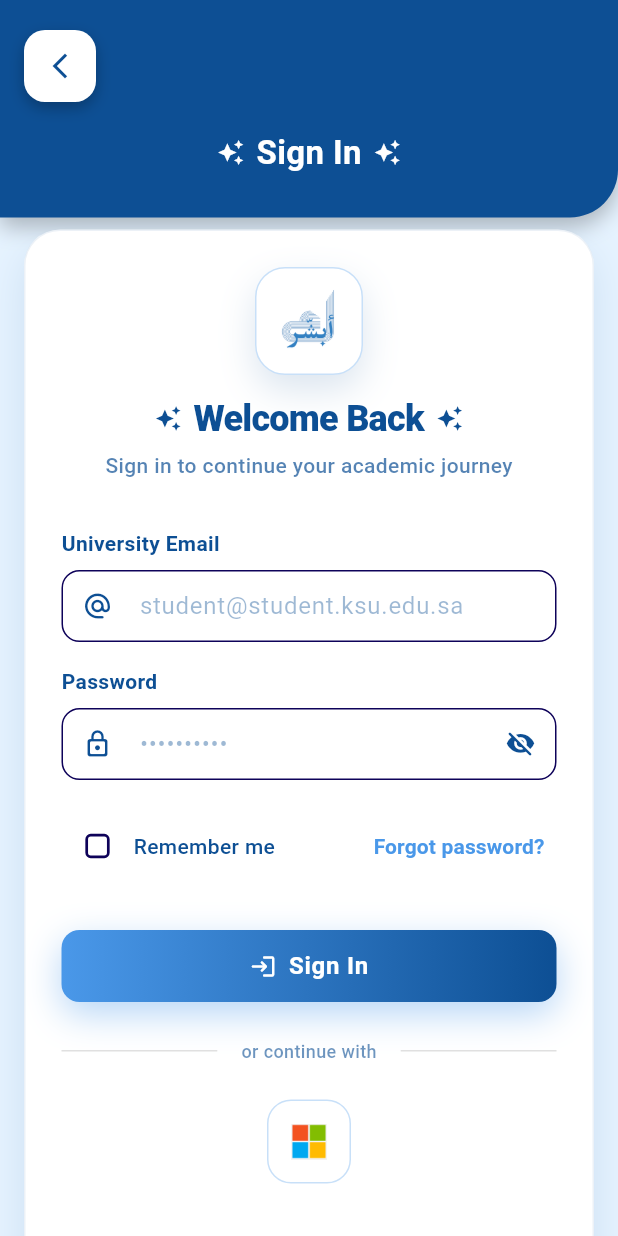
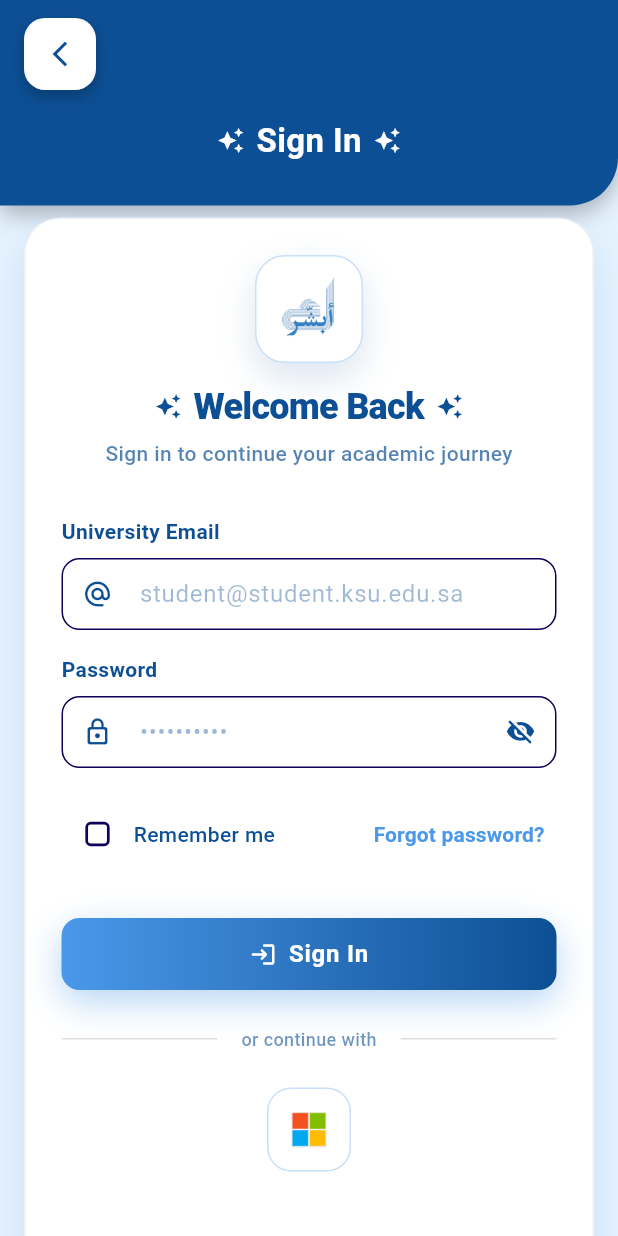
Before and after one commit to LayanMh/SWE444, a Flutter app: the screen it shows after launch, after a tap on "Sign In", on a phone screen of 412 x 824 dp. Run offline on Flutter 3.47's test engine with Material 3 defaults, Android fonts, the phone set to English and light mode, and no system bars; our stand-ins replace cloud_firestore, firebase_auth, firebase_core, firebase_storage, flutter_dotenv, flutter_local_notifications and 8 more; missing offline and left inert: flutter_appauth, syncfusion_flutter_pdf; accounts and stored records are empty; network calls fail.

Commit message:
modified:   lib/screens/gpa_calc.dart 	modified:   lib/screens/my_courses_page.dart 	modified:   lib/screens/profile.dart 	modified:   lib/screens/signin_screen.dart 	modified:   lib/screens/signup_screen.dart modified:   lib/screens/welcome_screen.dart

```diff
--- a/lib/screens/signin_screen.dart
+++ b/lib/screens/signin_screen.dart
@@ -330,11 +330,12 @@ Future<Map<String, dynamic>?> _findExistingUserByEmail(String email) async {
     return Scaffold(
       body: Container(
         decoration: _AppTheme.gradientBackground,
-        child: SafeArea(
         child: Column(
           children: [
             const _AppBar(),
             Expanded(
+              child: SafeArea(
+                top: false,
                 child: SingleChildScrollView(
                   padding: const EdgeInsets.symmetric(
                     horizontal: 16.0,
@@ -357,8 +358,8 @@ Future<Map<String, dynamic>?> _findExistingUserByEmail(String email) async {
                   ),
                 ),
               ),
-            ],
-          ),
+            ),
+          ],
         ),
       ),
     );
@@ -1037,7 +1038,6 @@ class _AppBar extends StatelessWidget {
   Widget build(BuildContext context) {
     return Container(
       width: double.infinity,
-      padding: const EdgeInsets.fromLTRB(16, 20, 16, 28),
       decoration: const BoxDecoration(
         color: _kTopBarColor,
         borderRadius: BorderRadius.only(
@@ -1051,6 +1051,10 @@ class _AppBar extends StatelessWidget {
           ),
         ],
       ),
+      child: SafeArea(
+        bottom: false,
+        child: Padding(
+          padding: const EdgeInsets.fromLTRB(16, 12, 16, 28),
           child: Column(
             children: [
               Row(
@@ -1104,6 +1108,8 @@ class _AppBar extends StatelessWidget {
                 ],
               ),
             ],
+          ),
+        ),
       ),
     );
   }
--- a/lib/screens/welcome_screen.dart
+++ b/lib/screens/welcome_screen.dart
@@ -259,7 +259,7 @@ class _WelcomeTextSection extends StatelessWidget {
             end: Alignment.bottomCenter,
           ).createShader(bounds),
           child: const Text(
-            'أبشرك سهّلنا كل شي',
+            'أبشرك سهّلنا كل شيء',
             style: TextStyle(
               fontSize: 38,
               fontWeight: FontWeight.w900,
```
Also changed, not shown: lib/screens/gpa_calc.dart (+11 -5 lines), lib/screens/my_courses_page.dart (+33 -10 lines), lib/screens/profile.dart (+10 -4 lines), lib/screens/signup_screen.dart (+9 -3 lines). Lines whose indentation alone changed are shown as unchanged.
